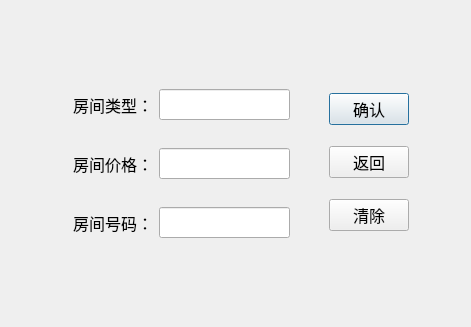
Before: the Qt Designer form Hotel Managing System/Insert Room Dialog.ui in Shu-Huai/Hotel-Managing-System, drawn with Qt 5.
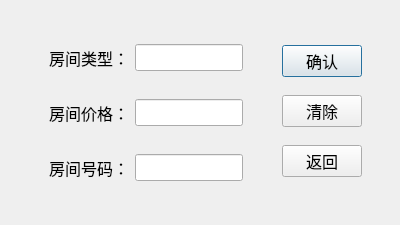
After: the same form once the commit is applied.

Commit message: completed InsertRoomDialog

```diff
--- a/Hotel Managing System/Insert Room Dialog.ui
+++ b/Hotel Managing System/Insert Room Dialog.ui
@@ -6,8 +6,8 @@
    <rect>
     <x>0</x>
     <y>0</y>
-    <width>471</width>
-    <height>327</height>
+    <width>400</width>
+    <height>225</height>
    </rect>
   </property>
   <property name="minimumSize">
@@ -141,19 +141,6 @@
            </property>
           </widget>
          </item>
-         <item>
-          <widget class="QPushButton" name="returnButton">
-           <property name="font">
-            <font>
-             <family>宋体</family>
-             <pointsize>12</pointsize>
-            </font>
-           </property>
-           <property name="text">
-            <string>返回</string>
-           </property>
-          </widget>
-         </item>
          <item>
           <widget class="QPushButton" name="clearButton">
            <property name="font">
@@ -167,6 +154,19 @@
            </property>
           </widget>
          </item>
+         <item>
+          <widget class="QPushButton" name="returnButton">
+           <property name="font">
+            <font>
+             <family>宋体</family>
+             <pointsize>12</pointsize>
+            </font>
+           </property>
+           <property name="text">
+            <string>返回</string>
+           </property>
+          </widget>
+         </item>
         </layout>
        </widget>
       </item>
```
The commit also changes 24 other files.
